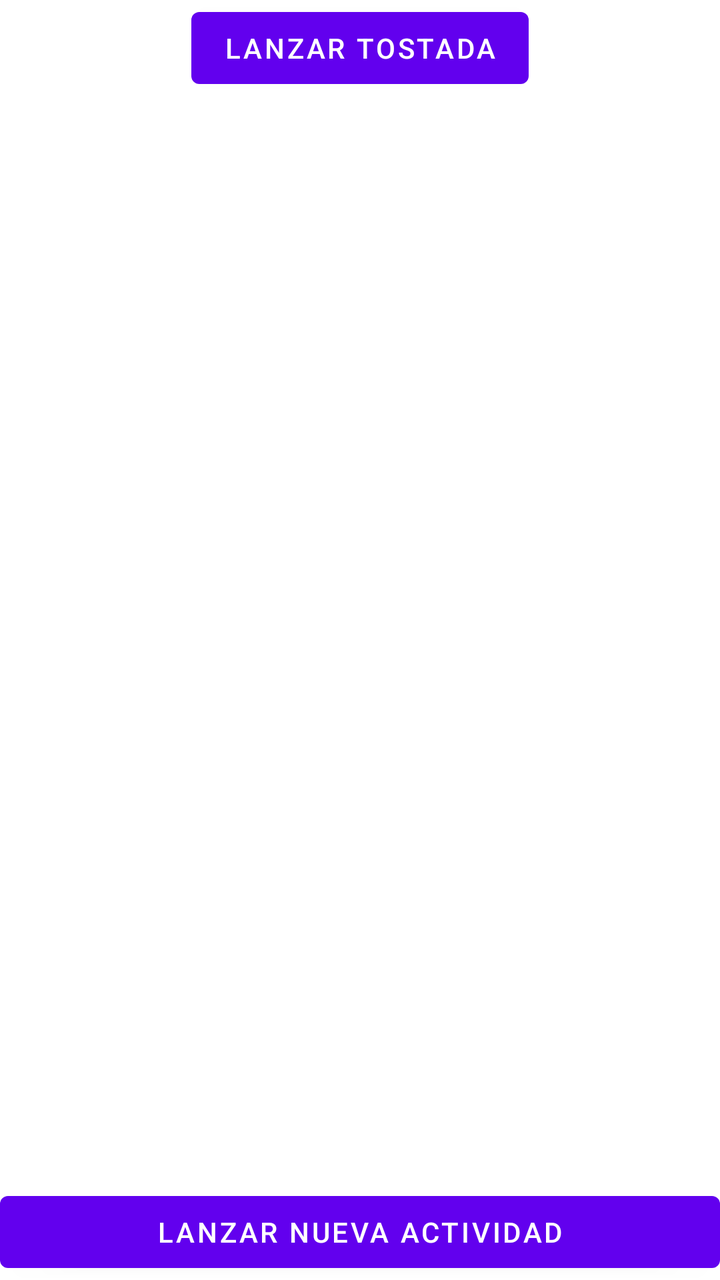
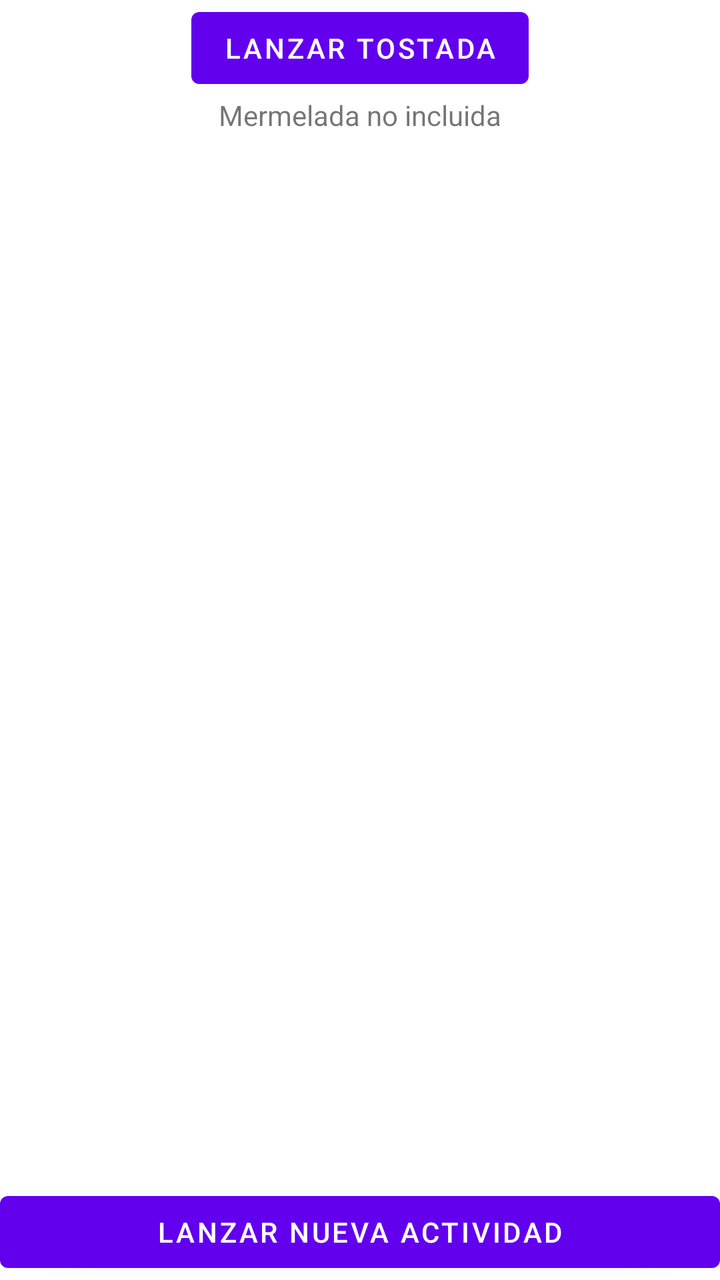

The first picture is an Android layout as it rendered before a commit; the second is the same layout after the commit. The layout source and the unified diff follow.
<!-- AndroidManifest.xml: application theme Theme.Library -->
<!-- res/layout/activity_main.xml -->
<?xml version="1.0" encoding="utf-8"?>

<androidx.constraintlayout.widget.ConstraintLayout xmlns:android="http://schemas.android.com/apk/res/android"
    xmlns:app="http://schemas.android.com/apk/res-auto"
    xmlns:tools="http://schemas.android.com/tools"
    android:layout_width="match_parent"
    android:layout_height="match_parent"
    tools:context=".MainActivity">
    <Button
        android:id="@+id/btnLanzarTostada"
        android:layout_width="wrap_content"
        android:layout_height="wrap_content"
        android:text="Lanzar tostada"
        app:layout_constraintTop_toTopOf="parent"
        app:layout_constraintStart_toStartOf="parent"
        app:layout_constraintEnd_toEndOf="parent" />
    <Button
    app:layout_constraintBottom_toBottomOf="parent"
    app:layout_constraintStart_toStartOf="parent"
    app:layout_constraintEnd_toEndOf="parent"
    android:layout_width="0dp"
    android:layout_height="wrap_content"
    android:text="Lanzar nueva actividad"/>

</androidx.constraintlayout.widget.ConstraintLayout>
<!-- resources referenced by this layout -->
<resources>
  <style name="Theme.Library" parent="Theme.MaterialComponents.DayNight.DarkActionBar">
          
          <item name="colorPrimary">@color/purple_500</item>
          <item name="colorPrimaryVariant">@color/purple_700</item>
          <item name="colorOnPrimary">@color/white</item>
          
          <item name="colorSecondary">@color/teal_200</item>
          <item name="colorSecondaryVariant">@color/teal_700</item>
          <item name="colorOnSecondary">@color/black</item>
          
          <item name="android:statusBarColor" tools:targetApi="l">?attr/colorPrimaryVariant</item>
          
      </style>
  <color name="purple_500">#FF6200EE</color>
  <color name="purple_700">#FF3700B3</color>
  <color name="white">#FFFFFFFF</color>
  <color name="teal_200">#FF03DAC5</color>
  <color name="teal_700">#FF018786</color>
  <color name="black">#FF000000</color>
</resources>

<!-- the commit's change to res/layout/activity_main.xml (unified diff, before → after) -->
@@ -6,14 +6,17 @@
     android:layout_width="match_parent"
     android:layout_height="match_parent"
     tools:context=".MainActivity">
+
     <Button
-        android:id="@+id/btnLanzarTostada"
+        android:id="@+id/toastButton"
         android:layout_width="wrap_content"
         android:layout_height="wrap_content"
         android:text="Lanzar tostada"
         app:layout_constraintTop_toTopOf="parent"
         app:layout_constraintStart_toStartOf="parent"
-        app:layout_constraintEnd_toEndOf="parent" />
+        app:layout_constraintEnd_toEndOf="parent"
+        />
+
     <Button
     app:layout_constraintBottom_toBottomOf="parent"
     app:layout_constraintStart_toStartOf="parent"
@@ -22,4 +25,14 @@
     android:layout_height="wrap_content"
     android:text="Lanzar nueva actividad"/>
 
+    <TextView
+        app:layout_constraintTop_toBottomOf="@id/toastButton"
+        app:layout_constraintStart_toStartOf="parent"
+        app:layout_constraintEnd_toEndOf="parent"
+        android:layout_width="wrap_content"
+        android:layout_height="wrap_content"
+        android:text="Mermelada no incluida"
+
+        />
+
 </androidx.constraintlayout.widget.ConstraintLayout>
